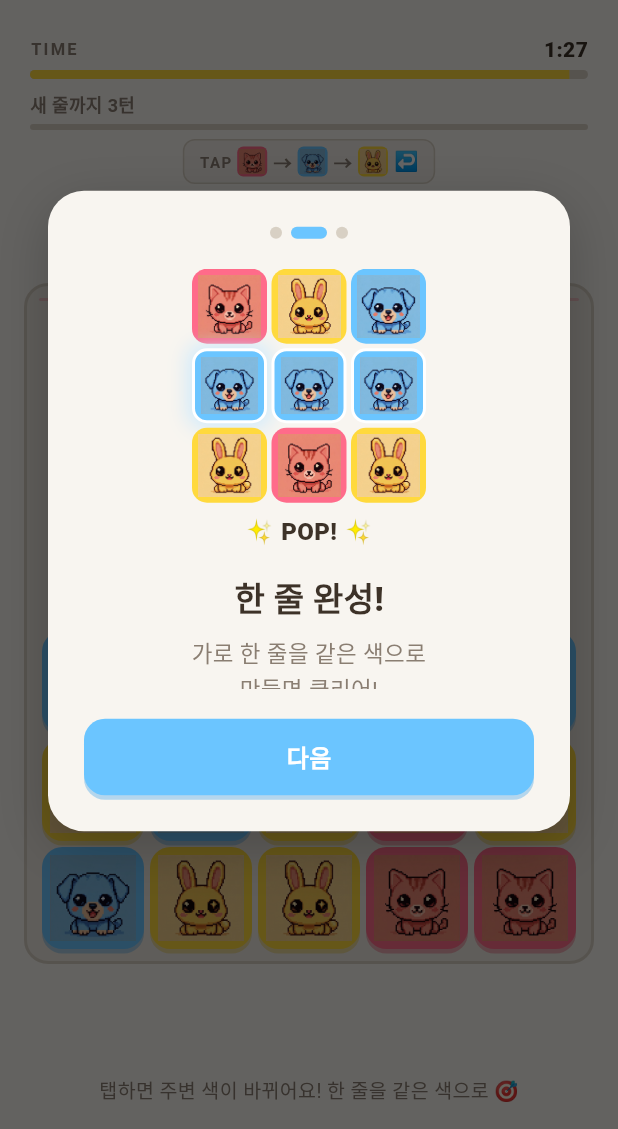
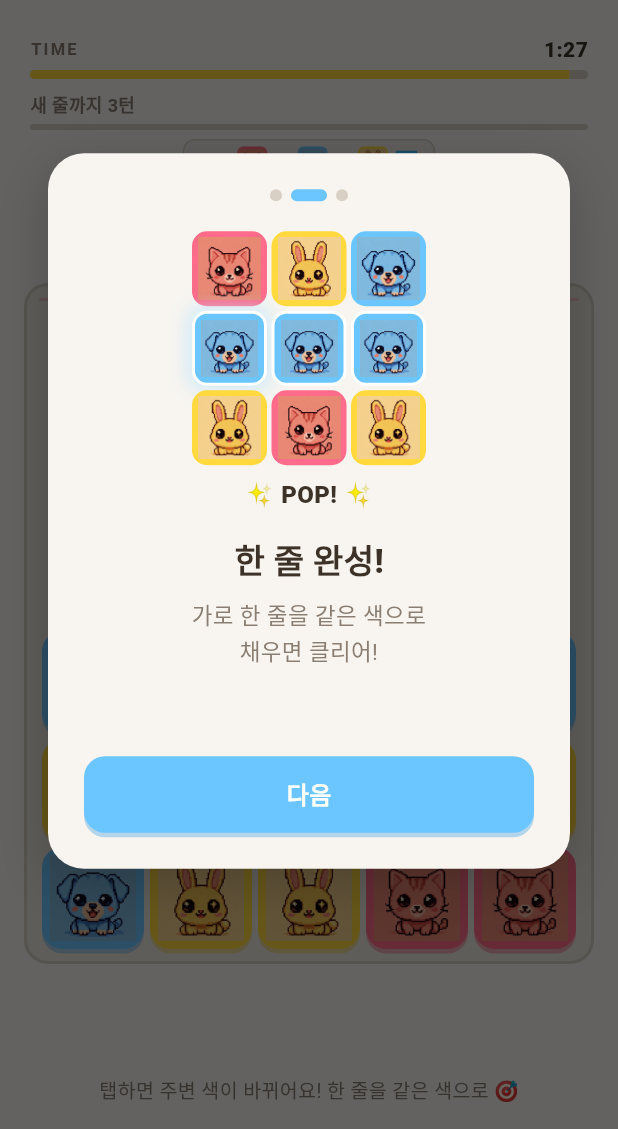
Before and after one commit to thingineeer/flipop, a Flutter app: the GameScreen screen opened directly, item 3 of the bottom bar chosen, on a phone screen of 412 x 824 dp, the part 107-1236 px from its top. Run offline on Flutter 3.47's test engine with Material 3 defaults, Android fonts, the light colour scheme and no system bars; our stand-ins replace cloud_firestore, firebase_analytics, firebase_auth, firebase_core, flutter_secure_storage, google_mobile_ads and 2 more; accounts and stored records are empty; Roboto replaces fonts that are missing (SF Pro Rounded).

Commit message:
feat: 온보딩 Step 1 색 순환 다이어그램 추가 + Step 3 시간 보너스 표시
- Step 1: 설명 텍스트를 '다음 색으로 바뀌어요'로 명확화
- Step 1: before→after 그리드 하단에 색 순환 규칙 다이어그램 추가 (빨강→파랑→노랑→빨강)
- Step 1: 힌트 텍스트를 '탭 → 주변 4칸이 다음 색으로!'로 변경
- Step 3: 콤보 보상에 시간 보너스(+3초/+5초/+7초) 표시 추가
- PageView 높이 280→330 조정

```diff
--- a/lib/ui/onboarding_overlay.dart
+++ b/lib/ui/onboarding_overlay.dart
@@ -25,8 +25,8 @@ class _OnboardingOverlayState extends State<OnboardingOverlay>
 
   final _titles = const ['블록을 탭!', '한 줄 완성!', '연쇄 콤보!'];
   final _descriptions = const [
-    '탭하면 상하좌우 블록의\n색이 바뀌어요',
-    '가로 한 줄을 같은 색으로\n만들면 클리어!',
+    '탭하면 상하좌우 블록이\n다음 색으로 바뀌어요',
+    '가로 한 줄을 같은 색으로\n채우면 클리어!',
     '클리어 후 블록이 떨어져서\n연쇄가 터지면 대박 점수!',
   ];
 
@@ -150,7 +150,7 @@ class _OnboardingOverlayState extends State<OnboardingOverlay>
 
                 // PageView 영역
                 SizedBox(
-                  height: 280,
+                  height: 330,
                   child: PageView.builder(
                     controller: _pageController,
                     itemCount: _totalSteps,
@@ -323,18 +323,19 @@ class _OnboardingOverlayState extends State<OnboardingOverlay>
         Row(
           mainAxisAlignment: MainAxisAlignment.center,
           children: [
-            Text('↑←→↓ ',
+            Text('탭 → ',
                 style: TextStyle(
                     fontSize: 12,
                     color: GameColors.blockColors[BlockColor.blue],
                     fontWeight: FontWeight.w800)),
-            const Text('주변 4칸 색 변화!',
+            const Text('주변 4칸이 다음 색으로!',
                 style: TextStyle(
                     fontSize: 12,
                     color: GameColors.textSecondary,
                     fontWeight: FontWeight.w600)),
           ],
         ),
+        _buildColorCycleHint(),
       ],
     );
   }
@@ -419,13 +420,13 @@ class _OnboardingOverlayState extends State<OnboardingOverlay>
             ],
           ),
           const SizedBox(height: 8),
-          const Text('COMBO x1  →  +100',
+          const Text('COMBO x1  →  +100점  +3초',
               style:
                   TextStyle(fontSize: 14, color: GameColors.textSecondary)),
-          const Text('COMBO x2  →  +200',
+          const Text('COMBO x2  →  +200점  +5초',
               style:
                   TextStyle(fontSize: 14, color: GameColors.textSecondary)),
-          const Text('COMBO x3  →  +300 🔥',
+          const Text('COMBO x3  →  +300점  +7초 🔥',
               style: TextStyle(
                   fontSize: 16,
                   fontWeight: FontWeight.w800,
@@ -585,6 +586,54 @@ class _OnboardingOverlayState extends State<OnboardingOverlay>
     );
   }
 
+  /// 색 순환 규칙 다이어그램 (빨강→파랑→노랑→빨강)
+  Widget _buildColorCycleHint() {
+    const colors = [BlockColor.red, BlockColor.blue, BlockColor.yellow];
+    return Container(
+      margin: const EdgeInsets.only(top: 12),
+      padding: const EdgeInsets.symmetric(horizontal: 12, vertical: 8),
+      decoration: BoxDecoration(
+        color: GameColors.gridBackground,
+        borderRadius: BorderRadius.circular(10),
+      ),
+      child: Row(
+        mainAxisSize: MainAxisSize.min,
+        children: [
+          for (int i = 0; i < colors.length; i++) ...[
+            _colorCycleItem(colors[i]),
+            const Padding(
+              padding: EdgeInsets.symmetric(horizontal: 4),
+              child: Text('→',
+                  style: TextStyle(
+                    color: GameColors.textSecondary,
+                    fontSize: 14,
+                    fontWeight: FontWeight.w700,
+                  )),
+            ),
+          ],
+          // 다시 처음으로 돌아가는 표시
+          _colorCycleItem(colors[0]),
+        ],
+      ),
+    );
+  }
+
+  Widget _colorCycleItem(BlockColor bc) {
+    return Container(
+      width: 28,
+      height: 28,
+      decoration: BoxDecoration(
+        color: GameColors.blockColors[bc],
+        borderRadius: BorderRadius.circular(7),
+      ),
+      padding: const EdgeInsets.all(3),
+      child: Image.asset(
+        GameColors.blockImages[bc]!,
+        fit: BoxFit.contain,
+      ),
+    );
+  }
+
   Widget _buildMiniCell(
     BlockColor bc,
     double cellSize,
```
